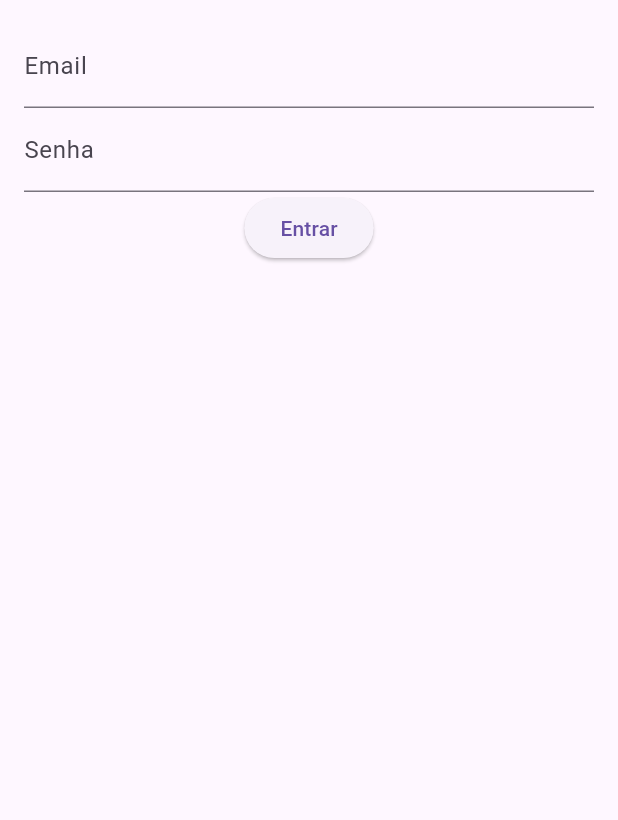
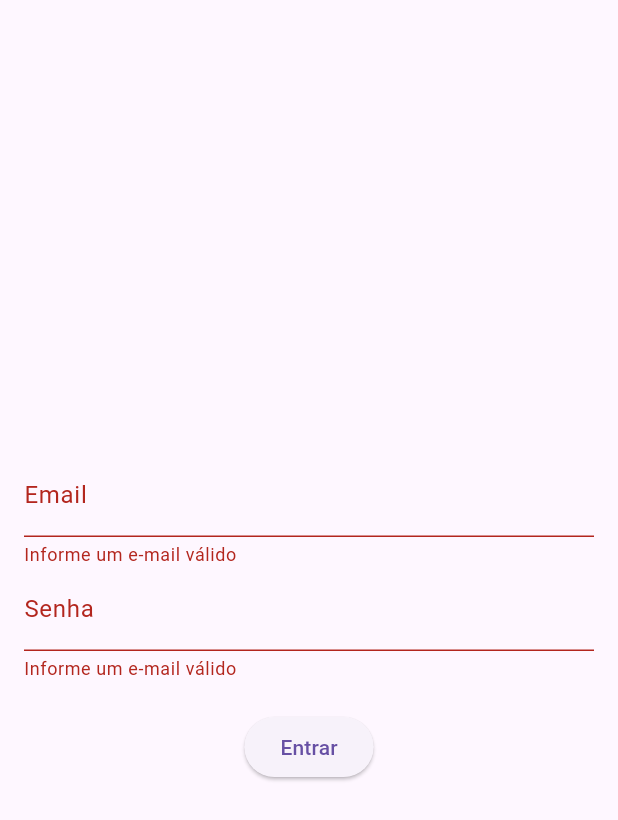
Before and after one commit to Sborgs/bookmenow_flutter, a Flutter app: the screen it shows after launch, after a tap on "Entrar", on a phone screen of 412 x 824 dp. Shown: the top 820 px of the screen. Run offline on Flutter 3.47's test engine with Material 3 defaults, Android fonts, the light colour scheme and no system bars.

Commit message:
Criação da Tela de Serviços e Validações

```diff
--- a/lib/view/tela_login.dart
+++ b/lib/view/tela_login.dart
@@ -1,4 +1,5 @@
 import 'package:bookmenow_flutter/controller/autenticacao_controller.dart';
+import 'package:bookmenow_flutter/view/tela_servico.dart';
 import 'package:flutter/material.dart';
 import 'package:provider/provider.dart';
 
@@ -10,45 +11,60 @@ class TelaLogin extends StatefulWidget {
 }
 
 class _TelaLoginEstado extends State<TelaLogin> {
-
   final TextEditingController _emailController = TextEditingController();
   final TextEditingController _senhaController = TextEditingController();
+  final GlobalKey<FormState> _chaveFormulario = GlobalKey<FormState>();
 
   @override
   Widget build(BuildContext context) {
-
     final autenticacaoController = Provider.of<AutenticacaoController>(context);
 
     return Scaffold(
       body: Padding(
         padding: EdgeInsets.all(16.0),
         child: Form(
+          key: _chaveFormulario,
           child: Column(
+            mainAxisAlignment: MainAxisAlignment.center,
             children: [
               TextFormField(
                 controller: _emailController,
-                decoration: InputDecoration(labelText: 'Email'),
+                decoration: const InputDecoration(labelText: 'Email'),
                 keyboardType: TextInputType.emailAddress,
+                validator: (valor) =>
+                    valor!.isEmpty ? "Informe um e-mail válido" : null,
               ),
               TextFormField(
                 controller: _senhaController,
-                decoration: InputDecoration(labelText: 'Senha'),
+                decoration: const InputDecoration(labelText: 'Senha'),
                 obscureText: true,
+                validator: (valor) =>
+                    valor!.isEmpty ? "Informe um e-mail válido" : null,
               ),
-              autenticacaoController.carregando?CircularProgressIndicator()
-              :ElevatedButton(
+              const SizedBox(height: 20),
+              autenticacaoController.carregando
+                  ? const CircularProgressIndicator()
+                  : ElevatedButton(
                       onPressed: () async {
                         // print("Botão Clicado");
+                        if (_chaveFormulario.currentState!.validate()) {
                           bool sucesso = await autenticacaoController.acessar(
                               _emailController.text, _senhaController.text);
 
-                  if( sucesso )
-                    print("conectado");
-                  else
-                    print("erro no e-mail ou senha");
-
+                          if (sucesso) {
+                            Navigator.pushReplacement(
+                                context,
+                                MaterialPageRoute(
+                                    builder: (context) => TelaServico()));
+                          } else {
+                            ScaffoldMessenger.of(context).showSnackBar(
+                              const SnackBar(
+                                  content: Text("E-mail ou senha inválido")),
+                            );
+                          }
+                        }
                       },
-                child: Text('Entrar'),
+                      child: const Text('Entrar'),
                     ),
             ],
           ),
--- /dev/null
+++ b/lib/view/tela_servico.dart
@@ -0,0 +1,20 @@
+import 'package:flutter/material.dart';
+
+class TelaServico extends StatefulWidget {
+  @override
+  _TelaServicoEstado createState() => _TelaServicoEstado();
+}
+
+class _TelaServicoEstado extends State<TelaServico> {
+  @override
+  Widget build(BuildContext context) {
+    return Scaffold(
+      appBar: AppBar(
+        title: const Text("Serviços"),
+      ),
+      body: const Center(
+        child: Text("Bem vindo a tela de Serviço"),
+      ),
+    );
+  }
+}
```
Also changed, not shown: lib/main.dart (line endings or trailing spaces). Lines whose indentation alone changed are shown as unchanged.
